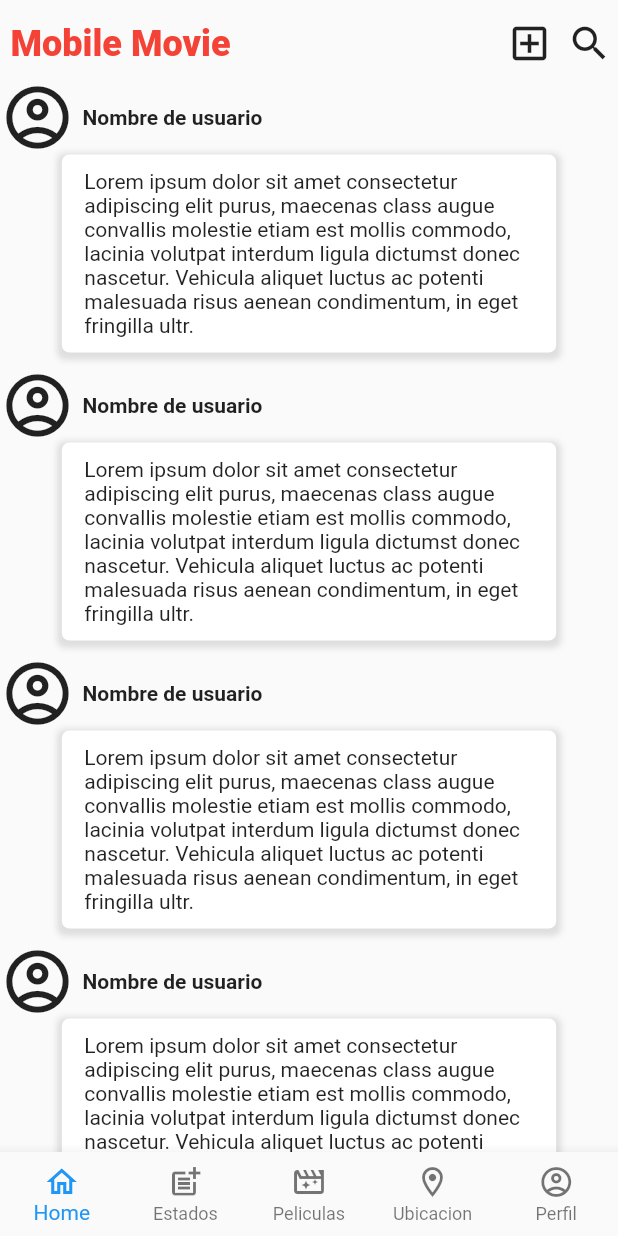
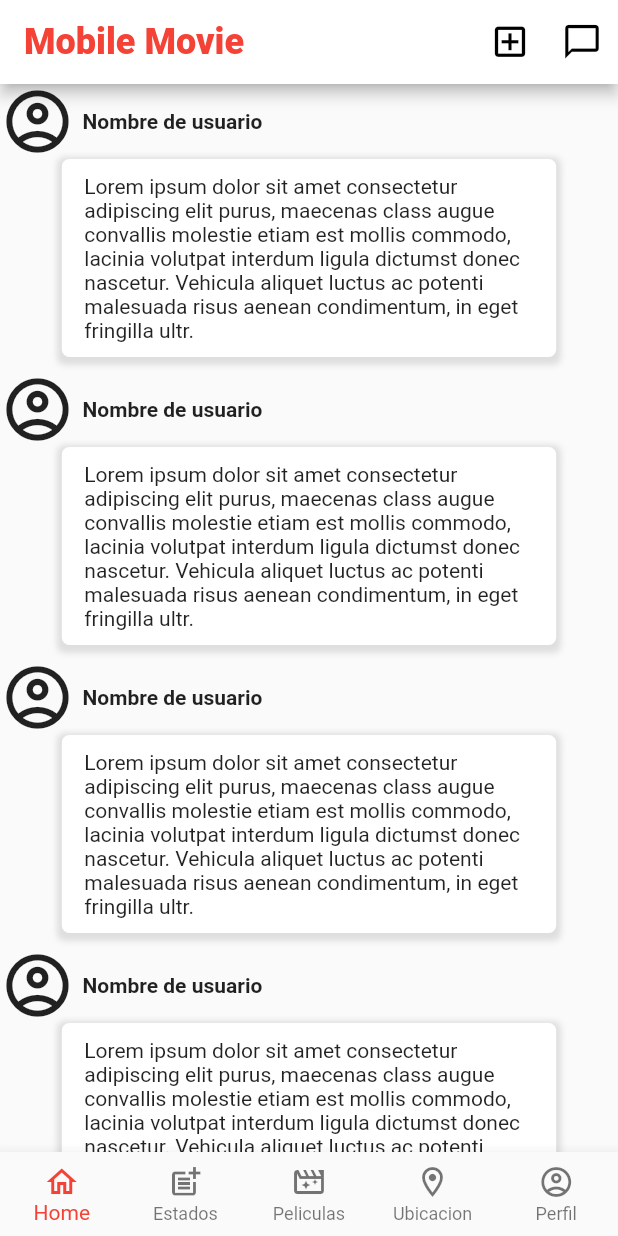
Before and after one commit to Danhe22/Mobile-Movie-App, a Flutter app: the HomeScreen screen opened by its route, on a phone screen of 412 x 824 dp. Run offline on Flutter 3.47's test engine with Material 2 defaults, Android fonts, the light colour scheme and no system bars; Roboto replaces fonts that are missing (Times New Roman).

Commit message:
Cambios en la interfaz

```diff
--- /dev/null
+++ b/lib/Theme/theme.dart
@@ -0,0 +1,5 @@
+import 'package:flutter/material.dart';
+
+final miTema = ThemeData.light().copyWith(
+  colorScheme: ColorScheme.fromSwatch().copyWith(secondary: Colors.red)
+);
--- a/lib/main.dart
+++ b/lib/main.dart
@@ -1,4 +1,5 @@
 import 'package:flutter/material.dart';
+import 'package:mobile_movie_app/Theme/theme.dart';
 import 'package:mobile_movie_app/screens/home_screen.dart';
 import 'package:mobile_movie_app/screens/login_screen.dart';
 import 'package:mobile_movie_app/screens/signup_screen.dart';
@@ -10,7 +11,8 @@ class MyApp extends StatelessWidget {
   Widget build(BuildContext context) {
     return MaterialApp(
         debugShowCheckedModeBanner: false,
-        title: 'Material App',
+        title: 'Mobile Movie',
+        theme: miTema,
         initialRoute: 'login',
         routes: {
           'login'    : ( BuildContext context ) => LoginScreen(),
--- a/lib/screens/home_screen.dart
+++ b/lib/screens/home_screen.dart
@@ -1,5 +1,4 @@
 import 'package:flutter/material.dart';
-import 'package:mobile_movie_app/widgets/TopBar.dart';
 import 'package:mobile_movie_app/widgets/estados_list.dart';
 import 'package:mobile_movie_app/widgets/peliculas_list.dart';
 import 'package:mobile_movie_app/widgets/post_list.dart';
@@ -8,11 +7,41 @@ import 'package:mobile_movie_app/widgets/ubicacion_list.dart';
 import 'package:provider/provider.dart';
 
 class HomeScreen extends StatelessWidget {
+  var textStyle = TextStyle(
+      color: Colors.red,
+      fontSize: 24,
+      fontWeight: FontWeight.w900,
+      fontFamily: 'Times New Roman');
   @override
   Widget build(BuildContext context) {
     return ChangeNotifierProvider(
       create: (_) => new _NavegationModel(),
       child: Scaffold(
+        appBar: AppBar(
+          title: Text(
+            "Mobile Movie",
+            style: textStyle,
+          ),
+          automaticallyImplyLeading: false,
+          actions: [
+            IconButton(
+              icon: Icon(
+                Icons.add_box_outlined,
+                color: Colors.black,
+                size: 27,
+              ),
+              onPressed: () {},
+            ),
+            IconButton(
+                onPressed: () {},
+                icon: Icon(
+                  Icons.messenger_outline_outlined,
+                  color: Colors.black,
+                  size: 27,
+                ))
+          ],
+          backgroundColor: Colors.white,
+        ),
         body: _Pages(),
         bottomNavigationBar: _Navigation(),
       ),
@@ -30,20 +59,16 @@ class _Navigation extends StatelessWidget {
     final navegacionModel = Provider.of<_NavegationModel>(context);
 
     return BottomNavigationBar(
+      selectedItemColor: Colors.red,
       type: BottomNavigationBarType.fixed,
       currentIndex: navegacionModel.paginaActual,
       onTap: (i) => navegacionModel.paginaActual = i,
       items: [
-        BottomNavigationBarItem(
-            icon: Icon(Icons.home_outlined), title: Text('Home')),
-        BottomNavigationBarItem(
-            icon: Icon(Icons.post_add), title: Text('Estados')),
-        BottomNavigationBarItem(
-            icon: Icon(Icons.movie_filter_outlined), title: Text('Peliculas')),
-        BottomNavigationBarItem(
-            icon: Icon(Icons.location_on_outlined), title: Text('Ubicacion')),
-        BottomNavigationBarItem(
-            icon: Icon(Icons.account_circle_outlined), title: Text('Perfil')),
+        BottomNavigationBarItem(icon: Icon(Icons.home_outlined), label: 'Home'),
+        BottomNavigationBarItem(icon: Icon(Icons.post_add), label: 'Estados'),
+        BottomNavigationBarItem(icon: Icon(Icons.movie_filter_outlined), label: 'Peliculas'),
+        BottomNavigationBarItem(icon: Icon(Icons.location_on_outlined), label: 'Ubicacion'),
+        BottomNavigationBarItem(icon: Icon(Icons.account_circle_outlined), label: 'Perfil'),
       ],
     );
   }
@@ -64,67 +89,25 @@ class _Pages extends StatelessWidget {
       children: [
         //Seccion de posts
         Column(
-          children: [
-            SafeArea(
-                child: Container(
-              height: 5,
-            )),
-            TopBar(),
-            PostList()
-          ],
+          children: [SafeArea(child: Container()), PostList()],
         ),
         //Seccion de estados
-        Container(
-          child: Column(
-            children: [
-              SafeArea(
-                  child: Container(
-                height: 5,
-              )),
-              TopBar(),
-              EstadosList()
-            ],
-          ),
+        Column(
+          children: [SafeArea(child: Container()), EstadosList()],
         ),
         //Seccion de peliculas
-        Container(
-          child: Column(
-            children: [
-              SafeArea(
-                  child: Container(
-                height: 5,
-              )),
-              TopBar(),
-              PeliculasList()
-            ],
-          ),
+        Column(
+          children: [SafeArea(child: Container()), PeliculasList()],
         ),
         //Seccion de ubicaciones
-        Container(
-          child: Column(
-            children: [
-              SafeArea(
-                  child: Container(
-                height: 5,
-              )),
-              TopBar(),
-              UbicationList()
-            ],
-          ),
+        Column(
+          children: [SafeArea(child: Container()), UbicationList()],
         ),
         //Seccion de perfil
-        Container(
-          child: Column(
-            children: [
-              SafeArea(
-                  child: Container(
-                height: 5,
-              )),
-              TopBar(),
-              Profile()
-            ],
-          ),
-        ),
+        Expanded(
+            child: Column(
+          children: [SafeArea(child: Container()), Profile()],
+        )),
       ],
     );
   }
--- a/lib/widgets/estados_list.dart
+++ b/lib/widgets/estados_list.dart
@@ -8,7 +8,6 @@ class EstadosList extends StatelessWidget {
   @override
   Widget build(BuildContext context) {
     return Expanded(
-      child: Container(
       child: ListView(
         children: [
           Estados(),
@@ -20,7 +19,6 @@ class EstadosList extends StatelessWidget {
           Estados(),
         ],
       ),
-        ),
     );
 
 
--- a/lib/widgets/peliculas_list.dart
+++ b/lib/widgets/peliculas_list.dart
@@ -8,7 +8,6 @@ class PeliculasList extends StatelessWidget {
   @override
   Widget build(BuildContext context) {
     return Expanded(
-      child: Container(
       child: ListView(
         children: [
           Pelicula(),
@@ -22,7 +21,6 @@ class PeliculasList extends StatelessWidget {
           Pelicula(),
         ],
       ),
-        ),
     );
 
 
--- a/lib/widgets/post_list.dart
+++ b/lib/widgets/post_list.dart
@@ -7,7 +7,6 @@ class PostList extends StatelessWidget {
   @override
   Widget build(BuildContext context) {
     return Expanded(
-      child: Container(
       child: ListView(
           children: [
             Post(),
@@ -15,7 +14,7 @@ class PostList extends StatelessWidget {
             Post(),
             Post()
           ],
-          ),
+
       ),
     );
 
--- a/lib/widgets/profile.dart
+++ b/lib/widgets/profile.dart
@@ -28,12 +28,9 @@ class Profile extends StatelessWidget {
             ),
           ),
 
-          Column(
-            children: [
-              Post(),
-              Post()
-            ],
-          )
+
+              PostList()
+
 
 
         ],
--- a/lib/widgets/topBar.dart
+++ /dev/null
@@ -1,27 +0,0 @@
-import 'package:flutter/material.dart';
-
-class TopBar extends StatelessWidget {
-  const TopBar({
-    Key? key,
-  }) : super(key: key);
-
-  @override
-  Widget build(BuildContext context) {
-    var textStyle = TextStyle(color: Colors.red, fontSize: 24, fontWeight: FontWeight.w900, fontFamily: 'Times New Roman' );
-    return Container(
-      height: 48,
-      child: Row(
-        mainAxisAlignment: MainAxisAlignment.end,
-        children: [
-          SizedBox(width: 7,),
-          Text('Mobile Movie', style: textStyle,),
-          Expanded(child: Container()),
-          Icon(Icons.add_box_outlined, size:30),
-          SizedBox(width: 10,),
-          Icon(Icons.search_outlined, size: 30,),
-          SizedBox(width: 4,),
-        ],
-      ),
-    );
-  }
-}
--- a/lib/widgets/ubicacion_list.dart
+++ b/lib/widgets/ubicacion_list.dart
@@ -8,7 +8,6 @@ class UbicationList extends StatelessWidget {
   @override
   Widget build(BuildContext context) {
     return Expanded(
-      child: Container(
       child: ListView(
         children: [
           Ubication(),
@@ -23,7 +22,6 @@ class UbicationList extends StatelessWidget {
           Ubication(),
         ],
       ),
-        ),
     );
 
 
--- a/pubspec.yaml
+++ b/pubspec.yaml
@@ -34,6 +34,7 @@ dependencies:
   # The following adds the Cupertino Icons font to your application.
   # Use with the CupertinoIcons class for iOS style icons.
   cupertino_icons: ^1.0.2
+  get:
   provider: ^6.0.1
 
 dev_dependencies:
```
Also changed, not shown: pubspec.lock, 1 other file. Lines whose indentation alone changed are shown as unchanged.
